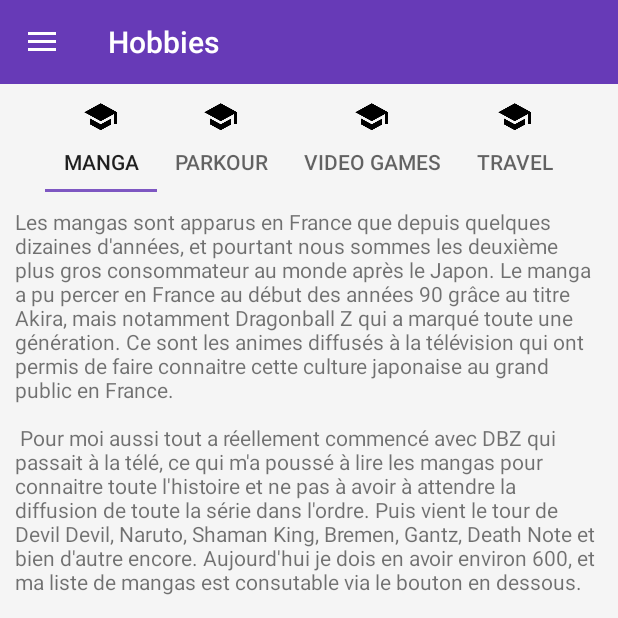
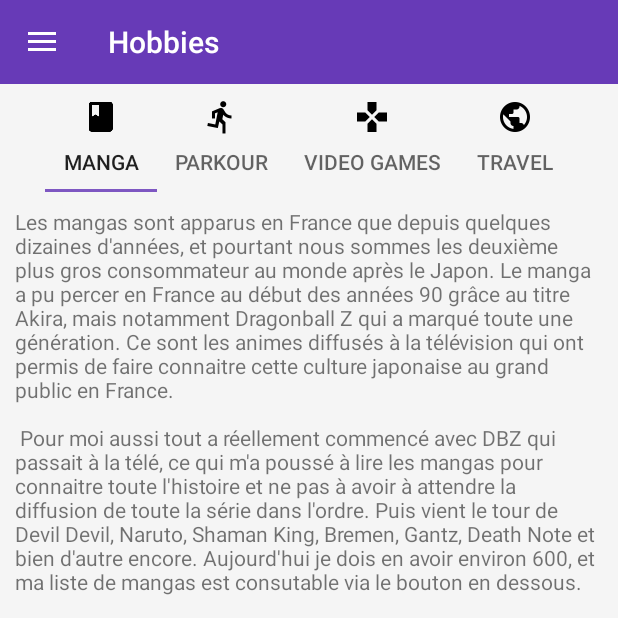
Before and after one commit to ThundeR78/MyCV, an Android app: the fragment HobbiesFragment placed in its activity, on a phone screen of 412 x 824 dp, the top half of it. Run offline under Robolectric (Android 15) with nearby library versions, the phone set to English and light mode, and no system bars; our stand-ins replace CircleImageView, Picasso; network calls fail; pictures from the network do not load; 13 statements that could not run were skipped.

Commit message:
Add icon for hobbies

```diff
--- a/app/src/main/java/fr/wetstein/mycv/fragment/HobbiesFragment.java
+++ b/app/src/main/java/fr/wetstein/mycv/fragment/HobbiesFragment.java
@@ -68,10 +68,10 @@ public class HobbiesFragment extends Fragment implements TabLayout.OnTabSelected
     private void initTabsAdapter() {
         mSectionsPagerAdapter = new SectionsPagerAdapter(getChildFragmentManager());
 
-        mSectionsPagerAdapter.addItem(new MangaFragment(), getString(R.string.title_manga));
-        mSectionsPagerAdapter.addItem(new ParkourFragment(), getString(R.string.title_parkour));
-        mSectionsPagerAdapter.addItem(new GamesFragment(), getString(R.string.title_games));
-        mSectionsPagerAdapter.addItem(new TravelFragment(), getString(R.string.title_travel));
+        mSectionsPagerAdapter.addItem(new MangaFragment(), getString(R.string.title_manga), R.drawable.ic_book_black);
+        mSectionsPagerAdapter.addItem(new ParkourFragment(), getString(R.string.title_parkour), R.drawable.ic_directions_run_black);
+        mSectionsPagerAdapter.addItem(new GamesFragment(), getString(R.string.title_games), R.drawable.ic_games_black);
+        mSectionsPagerAdapter.addItem(new TravelFragment(), getString(R.string.title_travel), R.drawable.ic_public_black);
 
         mViewPager.setAdapter(mSectionsPagerAdapter);
     }
@@ -82,7 +82,8 @@ public class HobbiesFragment extends Fragment implements TabLayout.OnTabSelected
                 //Create Tab with text corresponding to the page title defined by the adapter
                 TabLayout.Tab tab = mTabLayout.newTab()
                         .setText(mSectionsPagerAdapter.getPageTitle(i))
-                        .setIcon(R.drawable.ic_school_black);
+                        .setContentDescription(mSectionsPagerAdapter.getPageTitle(i))
+                        .setIcon(mSectionsPagerAdapter.getPageIcon(i));
 
                 //Add Tab
                 mTabLayout.addTab(tab);
@@ -109,16 +110,19 @@ public class HobbiesFragment extends Fragment implements TabLayout.OnTabSelected
 
         private List<Fragment> mFragments;
         private List<String> mTitles;
+        private List<Integer> mIcons;
 
         public SectionsPagerAdapter(FragmentManager fm) {
             super(fm);
             mFragments = new ArrayList<Fragment>();
             mTitles = new ArrayList<String>();
+            mIcons = new ArrayList<>();
         }
 
-        public void addItem(Fragment myFragment, String title) {
+        public void addItem(Fragment myFragment, String title, int icon) {
             mFragments.add(myFragment);
             mTitles.add(title);
+            mIcons.add(icon);
         }
 
         @Override
@@ -135,5 +139,9 @@ public class HobbiesFragment extends Fragment implements TabLayout.OnTabSelected
         public CharSequence getPageTitle(int position) {
             return mTitles.get(position);
         }
+
+        public int getPageIcon(int position) {
+            return mIcons.get(position);
+        }
     }
 }
```
Also changed, not shown: app/src/main/res/drawable-hdpi/ic_directions_run_black.png (added), app/src/main/res/drawable-hdpi/ic_games_black.png (added), app/src/main/res/drawable-hdpi/ic_public_black.png (added), app/src/main/res/drawable-mdpi/ic_directions_run_black.png (added), app/src/main/res/drawable-mdpi/ic_games_black.png (added), app/src/main/res/drawable-mdpi/ic_public_black.png (added), app/src/main/res/drawable-xhdpi/ic_directions_run_black.png (added), app/src/main/res/drawable-xhdpi/ic_games_black.png (added), app/src/main/res/drawable-xhdpi/ic_public_black.png (added), app/src/main/res/drawable-xxhdpi/ic_directions_run_black.png (added), app/src/main/res/drawable-xxhdpi/ic_games_black.png (added), app/src/main/res/drawable-xxhdpi/ic_public_black.png (added).
